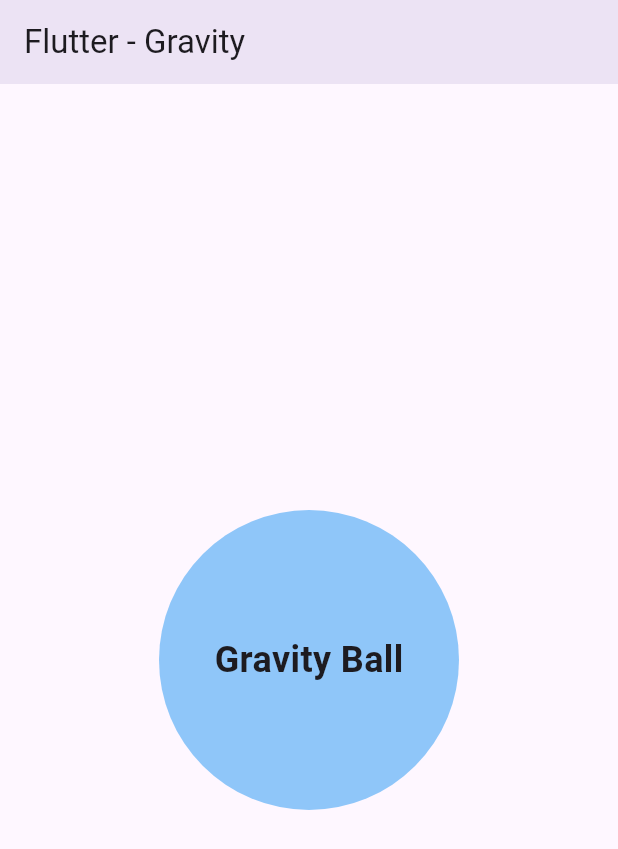
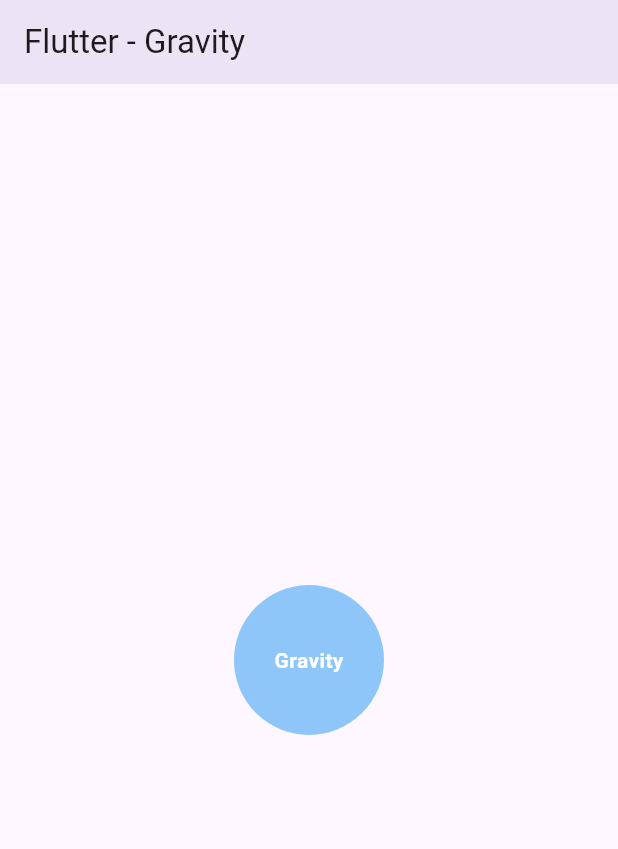
Before and after one commit to Joe15975/flutter_gravity, a Flutter app: the screen it shows after launch, on a phone screen of 412 x 824 dp. Shown: the top 849 px of the screen. Run offline on Flutter 3.47's test engine with Material 3 defaults, Android fonts, the light colour scheme and no system bars; our stand-ins replace sensors_plus; missing offline and left inert: window_manager.

Commit message:
enhancement
added widget to be more easier to customize

```diff
--- a/lib/src/garvity/position_calculator.dart
+++ b/lib/src/garvity/position_calculator.dart
@@ -55,6 +55,8 @@ class Gravity {
   bool floatOnly;
   bool gravityOnly;
 
+  bool isFloating = false;
+
 
   double get time => DateTime.now().millisecondsSinceEpoch / timeSlowDownFactor;
 
@@ -68,6 +70,9 @@ class Gravity {
 
 
   Future<void> float() async {
+    if (isFloating) return;
+
+    isFloating = true;
     calcForMobile();
     Timer.periodic(const Duration(milliseconds: 1), (timer) {
       updatePositionAll();
--- a/lib/src/my_screen.dart
+++ b/lib/src/my_screen.dart
@@ -1,8 +1,7 @@
 
 import 'package:flutter/material.dart';
-
-import 'garvity/position_calculator.dart';
-
+import 'package:flutter_gravity/flutter_gravity.dart';
+import 'package:flutter_gravity/src/widgets/gravity_widget.dart';
 
 class MyScreen extends StatefulWidget {
   const MyScreen({super.key});
@@ -13,16 +12,6 @@ class MyScreen extends StatefulWidget {
 
 class _MyScreenState extends State<MyScreen> {
 
-  Gravity gravity = Gravity(
-    gravityOnly: true,
-  );
-
-  @override
-  void initState() {
-    super.initState();
-    gravity.float();
-  }
-
   @override
   Widget build(BuildContext context) {
     return Scaffold(
@@ -31,31 +20,29 @@ class _MyScreenState extends State<MyScreen> {
         title: const Text('Flutter - Gravity'),
       ),
       body: Center(
-        child: ValueListenableBuilder(
-          valueListenable: gravity.position,
-          builder: (context, value, child) {
-            return Transform.translate(
-              offset: gravity.position.value,
-              child: Container(
-                width: 200,
-                height: 200,
+        child: GravityWidget(
+          gravity: Gravity(
+            multiplier: -15,
+            gravityOnly: true,
+          ),
+          widget: Container(
+            width: 100,
+            height: 100,
             decoration: BoxDecoration(
               shape: BoxShape.circle,
               color: Colors.blue.withOpacity(0.5),
             ),
             child: const Center(
               child: Text(
-                    'Gravity Ball',
+                'Gravity',
                 style: TextStyle(
-                      fontSize: 24,
+                  color: Colors.white,
                   fontWeight: FontWeight.bold,
                 ),
               ),
             ),
           ),
-            );
-          },
-        )
+        ),
       ),
     );
   }
--- /dev/null
+++ b/lib/src/widgets/gravity_widget.dart
@@ -0,0 +1,39 @@
+import 'package:flutter/material.dart';
+import 'package:flutter_gravity/src/garvity/position_calculator.dart';
+
+class GravityWidget extends StatelessWidget {
+
+  final Widget widget;
+  final Gravity? gravity;
+
+  factory GravityWidget({
+    required Widget widget,
+    Gravity? gravity,
+  }) {
+    gravity ??= Gravity();
+    gravity.float();
+    return GravityWidget._(
+      widget: widget,
+      gravity: gravity,
+    );
+  }
+
+  const GravityWidget._({
+    required this.widget,
+    this.gravity,
+  });
+
+  @override
+  Widget build(BuildContext context) {
+    return ValueListenableBuilder(
+        valueListenable: gravity!.position,
+        builder: (context, Offset offset, child) {
+          return Transform.translate(
+            offset: offset,
+            child: child,
+          );
+        },
+      child: widget,
+    );
+  }
+}
```
Lines whose indentation alone changed are shown as unchanged.
